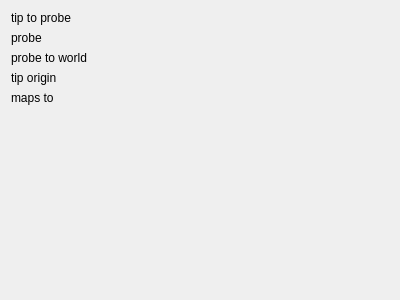
This is Code/Gui/MITK/Plugins/uk.ac.ucl.cmic.igitrackedpointer/src/internal/TrackedPointerView.ui in NifTK/NifTK as Qt 5 draws it before an edit. The edited form follows.
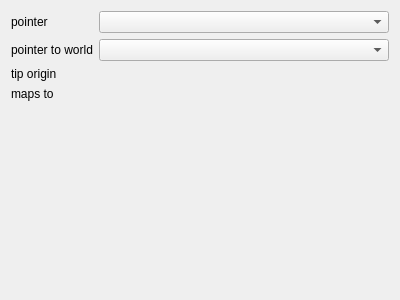
This is the edited form. Custom widgets are drawn as their Qt base class.

Commit message: Bug #2449: Remove calibration matrix from main UI for TrackedImage and TrackedPointer

What changed in the file:
```diff
--- a/Code/Gui/MITK/Plugins/uk.ac.ucl.cmic.igitrackedpointer/src/internal/TrackedPointerView.ui
+++ b/Code/Gui/MITK/Plugins/uk.ac.ucl.cmic.igitrackedpointer/src/internal/TrackedPointerView.ui
@@ -19,7 +19,7 @@
      <item>
       <layout class="QGridLayout" name="gridLayout">
        <item row="0" column="0">
-        <widget class="QLabel" name="m_TipToProbeLabel">
+        <widget class="QLabel" name="m_ProbeSurfaceLabel">
          <property name="sizePolicy">
           <sizepolicy hsizetype="Fixed" vsizetype="Preferred">
            <horstretch>0</horstretch>
@@ -27,15 +27,15 @@
           </sizepolicy>
          </property>
          <property name="text">
-          <string>tip to probe</string>
+          <string>pointer</string>
          </property>
         </widget>
        </item>
        <item row="0" column="1">
-        <widget class="ctkPathLineEdit" name="m_TipToProbeCalibrationFile" native="true"/>
+        <widget class="QmitkDataStorageComboBox" name="m_ProbeSurfaceNode"/>
        </item>
        <item row="1" column="0">
-        <widget class="QLabel" name="m_ProbeSurfaceLabel">
+        <widget class="QLabel" name="m_ProbeToWorldLabel">
          <property name="sizePolicy">
           <sizepolicy hsizetype="Fixed" vsizetype="Preferred">
            <horstretch>0</horstretch>
@@ -43,47 +43,31 @@
           </sizepolicy>
          </property>
          <property name="text">
-          <string>probe</string>
+          <string>pointer to world</string>
          </property>
         </widget>
        </item>
        <item row="1" column="1">
-        <widget class="QmitkDataStorageComboBox" name="m_ProbeSurfaceNode" native="true"/>
+        <widget class="QmitkDataStorageComboBox" name="m_ProbeToWorldNode"/>
        </item>
        <item row="2" column="0">
-        <widget class="QLabel" name="m_ProbeToWorldLabel">
-         <property name="sizePolicy">
-          <sizepolicy hsizetype="Fixed" vsizetype="Preferred">
-           <horstretch>0</horstretch>
-           <verstretch>0</verstretch>
-          </sizepolicy>
-         </property>
-         <property name="text">
-          <string>probe to world</string>
-         </property>
-        </widget>
-       </item>
-       <item row="2" column="1">
-        <widget class="QmitkDataStorageComboBox" name="m_ProbeToWorldNode" native="true"/>
-       </item>
-       <item row="3" column="0">
         <widget class="QLabel" name="m_TipOriginLabel">
          <property name="text">
           <string>tip origin</string>
          </property>
         </widget>
        </item>
-       <item row="3" column="1">
+       <item row="2" column="1">
         <widget class="ctkCoordinatesWidget" name="m_TipOriginSpinBoxes" native="true"/>
        </item>
-       <item row="4" column="0">
+       <item row="3" column="0">
         <widget class="QLabel" name="m_MapsToLabel">
          <property name="text">
           <string>maps to</string>
          </property>
         </widget>
        </item>
-       <item row="4" column="1">
+       <item row="3" column="1">
         <widget class="ctkCoordinatesWidget" name="m_MapsToSpinBoxes" native="true"/>
        </item>
       </layout>
@@ -108,16 +92,10 @@
  <customwidgets>
   <customwidget>
    <class>QmitkDataStorageComboBox</class>
-   <extends>QWidget</extends>
+   <extends>QComboBox</extends>
    <header>QmitkDataStorageComboBox.h</header>
    <container>1</container>
   </customwidget>
-  <customwidget>
-   <class>ctkPathLineEdit</class>
-   <extends>QWidget</extends>
-   <header>ctkPathLineEdit.h</header>
-   <container>1</container>
-  </customwidget>
   <customwidget>
    <class>ctkCoordinatesWidget</class>
    <extends>QWidget</extends>
```
The commit also changes 3 other files.
